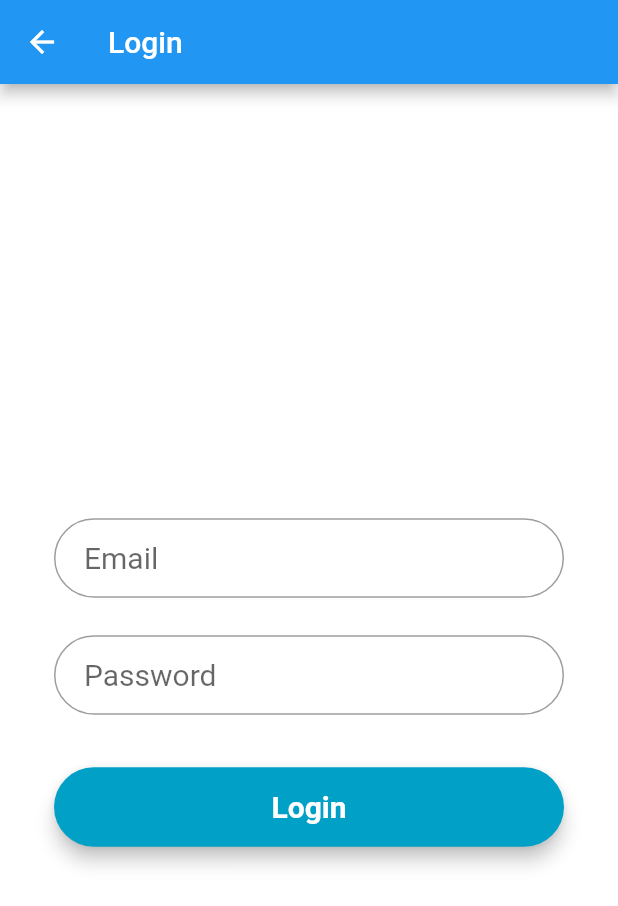
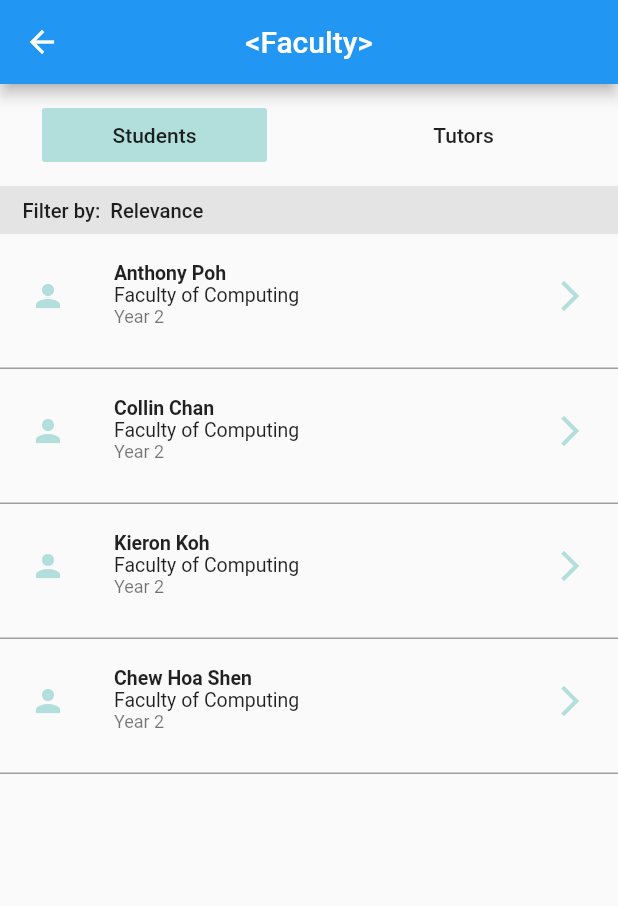
Before and after one commit to anthonyxavier64/hacknroll2021, a Flutter app: the LoginPage screen opened directly, after a tap on "Login", on a phone screen of 412 x 824 dp. Shown: the top 906 px of the screen. Run offline on Flutter 3.47's test engine with Material 2 defaults, Android fonts, the phone set to English and light mode, and no system bars; Roboto replaces fonts that are missing (Montserrat, SFProText).

Commit message:
Added FacultyListPage and StudentProfilePage

```diff
--- a/lib/Onboarding/slide_item.dart
+++ b/lib/Onboarding/slide_item.dart
@@ -1,5 +1,5 @@
 import 'package:flutter/material.dart';
-import 'package:trial/Onboarding/slider.dart';
+import 'package:hacknroll2021/Onboarding/slider.dart';
 
 class SlideItem extends StatelessWidget {
   final int index;
--- a/lib/authentication/login.dart
+++ b/lib/authentication/login.dart
@@ -1,4 +1,5 @@
 import 'package:flutter/material.dart';
+import 'package:hacknroll2021/screens/faculty_list_page/faculty_list_page.dart';
 
 class LoginPage extends StatelessWidget {
   TextStyle style = TextStyle(fontFamily: 'Montserrat', fontSize: 20.0);
@@ -30,7 +31,13 @@ class LoginPage extends StatelessWidget {
       child: MaterialButton(
         minWidth: MediaQuery.of(context).size.width,
         padding: EdgeInsets.fromLTRB(20.0, 15.0, 20.0, 15.0),
-        onPressed: () {},
+        onPressed: () {
+          Navigator.of(context).push(
+            MaterialPageRoute(
+              builder: (_) => FacultyListPage(),
+            ),
+          );
+        },
         child: Text("Login",
             textAlign: TextAlign.center,
             style: style.copyWith(
--- a/lib/main.dart
+++ b/lib/main.dart
@@ -1,5 +1,5 @@
 import 'package:flutter/material.dart';
-import 'package:trial/MyHomePage.dart';
+import 'package:hacknroll2021/MyHomePage.dart';
 
 void main() {
   runApp(MyApp());
--- /dev/null
+++ b/lib/screens/faculty_list_page/faculty_list_page.dart
@@ -0,0 +1,151 @@
+import 'package:flutter/cupertino.dart';
+import 'package:flutter/material.dart';
+import 'package:hacknroll2021/screens/StudentProfilePage/student_profile_page.dart';
+
+class FacultyListPage extends StatefulWidget {
+  @override
+  _FacultyListPageState createState() => _FacultyListPageState();
+}
+
+class _FacultyListPageState extends State<FacultyListPage> {
+  bool viewStudentList = true;
+  List studentListStub = [
+    {'name': 'Anthony Poh', 'faculty': 'Computing', 'year': 'Year 2', 'interests': '<Interests>'},
+    {'name': 'Collin Chan', 'faculty': 'Computing', 'year': 'Year 2', 'interests': '<Interests>'},
+    {'name': 'Kieron Koh', 'faculty': 'Computing', 'year': 'Year 2', 'interests': '<Interests>'},
+    {'name': 'Chew Hoa Shen', 'faculty': 'Computing', 'year': 'Year 2', 'interests': '<Interests>'}
+  ];
+
+  @override
+  Widget build(BuildContext context) {
+    return Scaffold(
+      appBar: AppBar(
+        centerTitle: true,
+        title: Text(
+          '<Faculty>'
+        ),
+      ),
+      body: Container(
+        padding: EdgeInsets.only(top: 10),
+        child: Column(
+          crossAxisAlignment: CrossAxisAlignment.center,
+          children: [
+            Container(
+              child: Row(
+                mainAxisAlignment: MainAxisAlignment.spaceAround,
+                children: [
+                  FlatButton(
+                    onPressed: () {
+                      this.setState(() {
+                        this.viewStudentList = true;
+                      });
+                    },
+                    color: this.viewStudentList ? Colors.teal[100] : Theme.of(context).scaffoldBackgroundColor,
+                    minWidth: 150,
+                    child: Text(
+                      'Students'
+                    )
+                  ),
+                  FlatButton(
+                    onPressed: () {
+                      this.setState(() {});
+                    },
+                    color: this.viewStudentList ? Theme.of(context).scaffoldBackgroundColor : Colors.teal[100],
+                    minWidth: 150,
+                    child: Text(
+                      'Tutors'
+                    )
+                  )
+                ],
+              ),
+            ),
+            SizedBox(height: 10),
+            _buildSectionHeader(),
+            this.viewStudentList ? _buildStudentList() : Container()
+          ],
+        ),
+      ),
+    );
+  }
+
+  Widget _buildSectionHeader() {
+    return Container(
+      //height: 4 * SizeConfig.heightMultiplier,
+      padding: EdgeInsets.only(left: 15, top:8, bottom: 8),
+      alignment: Alignment.centerLeft,
+      color: const Color(0xFFE4E4E4),
+      child: Text(
+          'Filter by:  Relevance',
+          style: TextStyle(fontFamily: 'Montserrat', fontWeight: FontWeight.w500, fontSize: 13.5)),
+    );
+  }
+
+  Widget _buildStudentList() {
+    return Expanded(
+      child: ListView(
+        children: <Widget> [
+          new ListView.builder(
+            shrinkWrap: true,
+            physics: NeverScrollableScrollPhysics(),
+            itemCount: this.studentListStub.length,
+            itemBuilder: (BuildContext context, int index) {
+              return _buildStudentCard(
+                this.studentListStub[index]['name'],
+                this.studentListStub[index]['faculty'],
+                this.studentListStub[index]['year'],
+                this.studentListStub[index]['interests'],
+              );
+            }
+          ),
+        ]
+      )
+    );
+  }
+
+  Widget _buildStudentCard(String name, String faculty, String year, String interests) {
+    return Container(
+      decoration: BoxDecoration(
+        border: Border(
+          bottom: BorderSide(color: Colors.grey, width: 1),
+        ),
+      ),
+      child: ListTile(
+        contentPadding: EdgeInsets.only(top: 13, left: 20, right: 20),
+        //hoverColor: Color(0xFFA3A3A3),
+        leading: Icon(
+          Icons.person,
+          color: Colors.teal[100],
+        ),
+        title: Column(
+          crossAxisAlignment: CrossAxisAlignment.start,
+          mainAxisAlignment: MainAxisAlignment.center,
+          children: [
+            Text(
+              "$name",
+              style: TextStyle(
+                  fontFamily: 'Montserrat', fontWeight: FontWeight.w600),
+            ),
+            Text(
+              "Faculty of $faculty",
+              style: TextStyle(fontFamily: 'Montserrat'),
+            ),
+          ],
+        ),
+        subtitle: Text('$year'),
+        trailing: Icon(
+          Icons.arrow_forward_ios,
+          color: Colors.teal[100]
+        ),
+        dense: true,
+        isThreeLine: true,
+        onTap: () {
+          Navigator.of(context).push(
+            MaterialPageRoute(
+              builder: (_) => StudentProfilePage(name, faculty, year, interests),
+            ),
+          );
+        },
+      ),
+    );
+  }
+}
```
Also changed, not shown: lib/MyHomePage.dart (+4 -4 lines), lib/screens/StudentProfilePage/student_profile_page.dart (added, +85 -0 lines), lib/screens/faculty_list_page/components/student_profile_popup.dart (added, +15 -0 lines), pubspec.yaml (+0 -14 lines), pubspec.lock (added), 59 other files.
